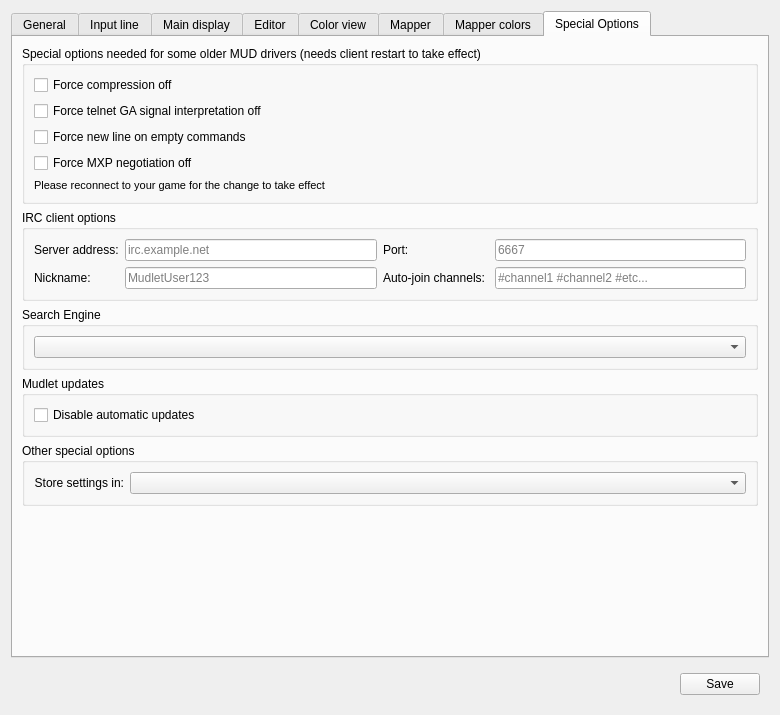
Old version of the form src/ui/profile_preferences.ui in the repository Mudlet/Mudlet.
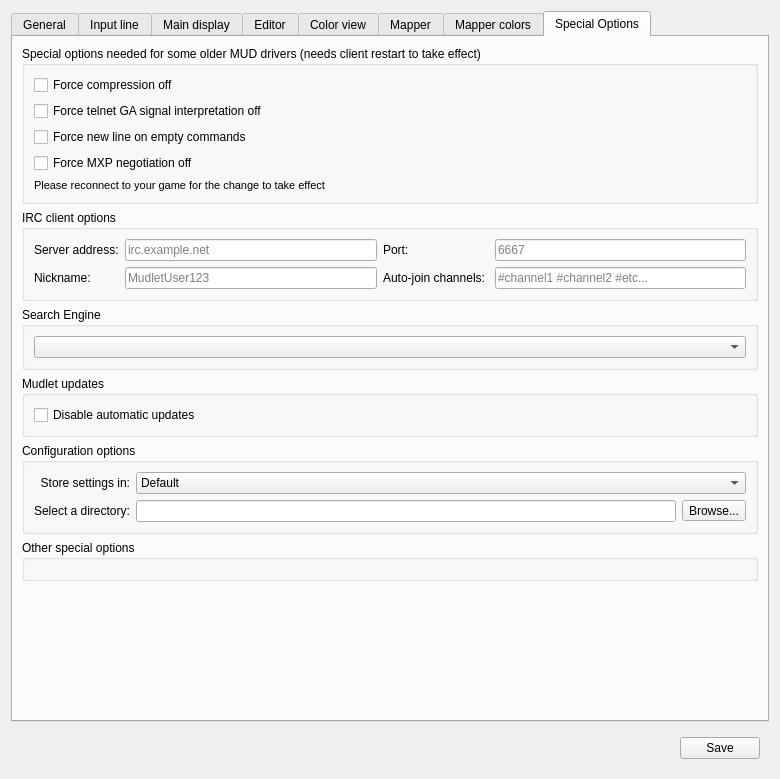
New version of the form. The open tabs and pages were chosen to show the change. Icons and pictures are not drawn. Custom widgets are drawn as their Qt base class.

Commit message: Add option to Preferences to set the directory where config is saved

Patch:
```diff
--- a/src/ui/profile_preferences.ui
+++ b/src/ui/profile_preferences.ui
@@ -7,7 +7,7 @@
     <x>0</x>
     <y>0</y>
     <width>780</width>
-    <height>715</height>
+    <height>779</height>
    </rect>
   </property>
   <property name="sizePolicy">
@@ -2331,14 +2331,39 @@
          </layout>
         </widget>
        </item>
-       <item row="4" column="0">
+       <item row="6" column="0">
         <widget class="QGroupBox" name="groupBox_debug">
          <property name="title">
           <string>Other special options</string>
          </property>
          <layout class="QFormLayout" name="formLayout_debug">
+           <property name="labelAlignment">
+             <set>Qt::AlignRight|Qt::AlignTrailing|Qt::AlignVCenter</set>
+           </property>
+         </layout>
+        </widget>
+       </item>
+       <item row="7" column="0">
+        <spacer name="verticalSpacer_specialOptions">
+         <property name="orientation">
+          <enum>Qt::Vertical</enum>
+         </property>
+         <property name="sizeHint" stdset="0">
+          <size>
+           <width>20</width>
+           <height>40</height>
+          </size>
+         </property>
+        </spacer>
+       </item>
+       <item row="4" column="0">
+        <widget class="QGroupBox" name="groupBox_config">
+         <property name="title">
+          <string>Configuration options</string>
+         </property>
+         <layout class="QGridLayout" name="gridLayout_16">
           <item row="0" column="0">
-           <widget class="QLabel" name="label_setConfigDir">
+           <widget class="QLabel" name="label_selectConfigDir">
             <property name="text">
              <string>Store settings in:</string>
             </property>
@@ -2347,32 +2372,55 @@
             </property>
            </widget>
           </item>
-          <item row="0" column="1">
-           <widget class="QComboBox" name="comboBox_setConfigDir">
+          <item row="0" column="1" colspan="2">
+           <widget class="QComboBox" name="comboBox_selectConfigDir">
             <property name="sizePolicy">
              <sizepolicy hsizetype="Preferred" vsizetype="Fixed">
               <horstretch>2</horstretch>
               <verstretch>0</verstretch>
              </sizepolicy>
             </property>
+            <item>
+             <property name="text">
+              <string>Default</string>
+             </property>
+            </item>
+            <item>
+             <property name="text">
+              <string>Select a directory</string>
+             </property>
+            </item>
+            <item>
+             <property name="text">
+              <string>Relative to the application file (for use with the portable version of Mudlet)</string>
+             </property>
+            </item>
+           </widget>
+          </item>
+          <item row="1" column="0">
+           <widget class="QLabel" name="label_setConfigDir">
+            <property name="text">
+             <string>Select a directory:</string>
+            </property>
+           </widget>
+          </item>
+          <item row="1" column="1">
+           <widget class="QLineEdit" name="lineEdit_configDir">
+            <property name="readOnly">
+             <bool>true</bool>
+            </property>
+           </widget>
+          </item>
+          <item row="1" column="2">
+           <widget class="QToolButton" name="toolButton_setConfigDir">
+            <property name="text">
+             <string>Browse...</string>
+            </property>
            </widget>
           </item>
          </layout>
         </widget>
        </item>
-       <item row="5" column="0">
-        <spacer name="verticalSpacer_specialOptions">
-         <property name="orientation">
-          <enum>Qt::Vertical</enum>
-         </property>
-         <property name="sizeHint" stdset="0">
-          <size>
-           <width>20</width>
-           <height>40</height>
-          </size>
-         </property>
-        </spacer>
-       </item>
       </layout>
      </widget>
     </widget>
```
Left out of the diff: 5 changed lines with no effect on the pictures. The commit also changes 5 other files.
